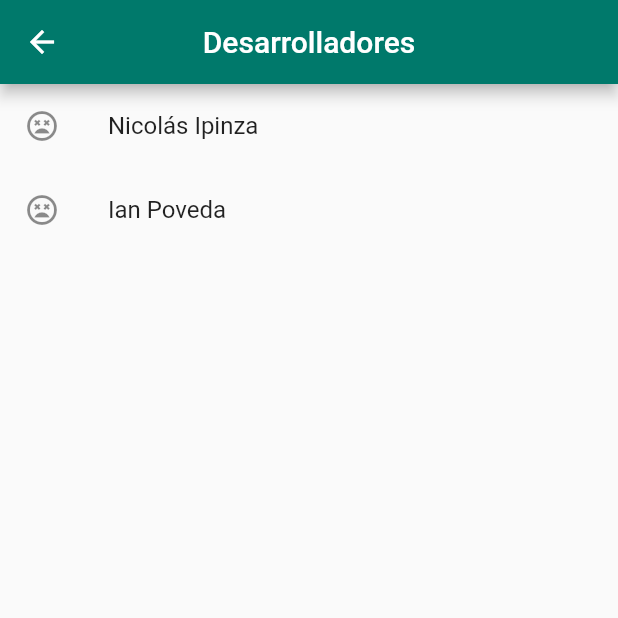
After one commit to IanPD97/appmovil_earthquakes, a Flutter app: the screen it shows after launch, after a tap on "Ver Desarrolladores", on a phone screen of 412 x 824 dp, the top half of it. The commit adds this screen. Run offline on Flutter 3.47's test engine with Material 2 defaults, Android fonts, the phone set to English and light mode, and no system bars; our stand-ins replace google_maps_flutter; missing offline and left inert: firebase_auth_web, firebase_core_web, google_maps_flutter_web, google_sign_in_web; accounts and stored records are empty; network calls fail.

Commit message:
Se implementa la api de Google Maps, para mostrar un marcador con la latitud y longitud del sismo // Se agrega una pagina de prototipo inicial // Se agrega una pagina de prototipo con los nombres de los desarrolladores // Se agrega un boton de refresh en la pagina del listado de sismos

```diff
--- /dev/null
+++ b/lib/devs_page.dart
@@ -0,0 +1,41 @@
+import 'package:flutter/material.dart';
+
+class DevsPage extends StatefulWidget {
+  @override
+  _DevsPageState createState() => _DevsPageState();
+}
+
+class _DevsPageState extends State<DevsPage> {
+  @override
+  Widget build(BuildContext context) {
+    return Scaffold(
+        appBar: AppBar(
+          title: Text('Desarrolladores'),
+          backgroundColor: Colors.teal.shade700,
+          centerTitle: true,
+        ),
+        body: Container(
+            child: Column(
+          children: [
+            Row(children: [
+              Expanded(
+                  child: Column(children: <Widget>[
+                ListTile(
+                  leading: Icon(Icons.sentiment_very_dissatisfied_outlined),
+                  title: Text("Nicolás Ipinza"),
+                ),
+              ])),
+            ]),
+            Row(children: [
+              Expanded(
+                  child: Column(children: <Widget>[
+                ListTile(
+                  leading: Icon(Icons.sentiment_very_dissatisfied_outlined),
+                  title: Text("Ian Poveda"),
+                ),
+              ]))
+            ]),
+          ],
+        )));
+  }
+}
--- /dev/null
+++ b/lib/firstpage.dart
@@ -0,0 +1,52 @@
+import 'package:appmovil_earthquakes/homepage.dart';
+import 'package:appmovil_earthquakes/devs_page.dart';
+import 'package:flutter/material.dart';
+
+class FirstPage extends StatefulWidget {
+  @override
+  _FirstPageState createState() => _FirstPageState();
+}
+
+class _FirstPageState extends State<FirstPage> {
+  @override
+  Widget build(BuildContext context) {
+    return Scaffold(
+        body: Container(
+            child: Column(
+      children: [
+        Row(children: [
+          Expanded(
+              child: Column(children: <Widget>[
+            ListTile(
+              leading: Icon(Icons.developer_mode),
+              title: Text("Ver Desarrolladores"),
+              onTap: () {
+                Navigator.push(
+                    context,
+                    MaterialPageRoute(
+                      builder: (context) => DevsPage(),
+                    ));
+              },
+            ),
+          ]))
+        ]),
+        Row(children: [
+          Expanded(
+              child: Column(children: <Widget>[
+            ListTile(
+              leading: Icon(Icons.sensors_rounded),
+              title: Text("Ver registros de Sismos"),
+              onTap: () {
+                Navigator.push(
+                    context,
+                    MaterialPageRoute(
+                      builder: (context) => HomePage(),
+                    ));
+              },
+            ),
+          ]))
+        ]),
+      ],
+    )));
+  }
+}
--- a/lib/generated_plugin_registrant.dart
+++ b/lib/generated_plugin_registrant.dart
@@ -6,6 +6,7 @@
 
 import 'package:firebase_auth_web/firebase_auth_web.dart';
 import 'package:firebase_core_web/firebase_core_web.dart';
+import 'package:google_maps_flutter_web/google_maps_flutter_web.dart';
 import 'package:google_sign_in_web/google_sign_in_web.dart';
 
 import 'package:flutter_web_plugins/flutter_web_plugins.dart';
@@ -14,6 +15,7 @@ import 'package:flutter_web_plugins/flutter_web_plugins.dart';
 void registerPlugins(Registrar registrar) {
   FirebaseAuthWeb.registerWith(registrar);
   FirebaseCoreWeb.registerWith(registrar);
+  GoogleMapsPlugin.registerWith(registrar);
   GoogleSignInPlugin.registerWith(registrar);
   registrar.registerMessageHandler();
 }
--- a/pubspec.yaml
+++ b/pubspec.yaml
@@ -33,6 +33,10 @@ dependencies:
   firebase_auth: ^3.0.1
   flutter_signin_button: ^2.0.0
   get: ^4.1.4
+  dio: ^4.0.0
+  flutter_polyline_points: ^0.2.6
+  google_maps_flutter: ^2.0.6
+  google_maps_flutter_web: ^0.3.0+3
 
 dev_dependencies:
   flutter_test:
```
Also changed, not shown: lib/details.dart (added, +100 -0 lines), lib/homepage.dart (added, +82 -0 lines), lib/main.dart (+3 -68 lines), lib/maps.dart (added, +48 -0 lines), lib/loginpage.dart (added), 6 other files.
